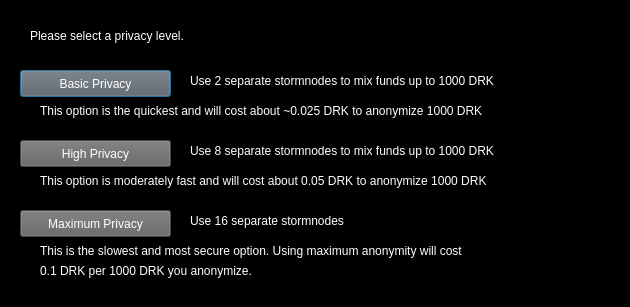
waffle-iron/DarkSilk-Release-Candidate, file src/qt/forms/sandstormconfig.ui: the form before one commit.
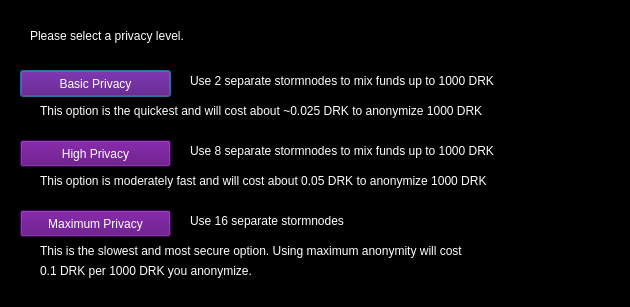
The form after the commit.

What changed in the file:
```diff
--- a/src/qt/forms/sandstormconfig.ui
+++ b/src/qt/forms/sandstormconfig.ui
@@ -29,8 +29,8 @@
    </property>
    <property name="styleSheet">
     <string notr="true">color: rgb(255, 255, 255);
-background-color: rgb(98, 98, 98);
-alternate-background-color: rgb(98, 98, 98);</string>
+background-color: rgb(86, 0, 120);
+alternate-background-color: rgb(86, 0, 120);</string>
    </property>
    <property name="text">
     <string>Basic Privacy</string>
@@ -47,8 +47,8 @@
    </property>
    <property name="styleSheet">
     <string notr="true">color: rgb(255, 255, 255);
-background-color: rgb(98, 98, 98);
-alternate-background-color: rgb(98, 98, 98);</string>
+background-color: rgb(86, 0, 120);
+alternate-background-color: rgb(86, 0, 120);</string>
    </property>
    <property name="text">
     <string>High Privacy</string>
@@ -65,8 +65,8 @@
    </property>
    <property name="styleSheet">
     <string notr="true">color: rgb(255, 255, 255);
-background-color: rgb(98, 98, 98);
-alternate-background-color: rgb(98, 98, 98);</string>
+background-color: rgb(86, 0, 120);
+alternate-background-color: rgb(86, 0, 120);</string>
    </property>
    <property name="text">
     <string>Maximum Privacy</string>
```
